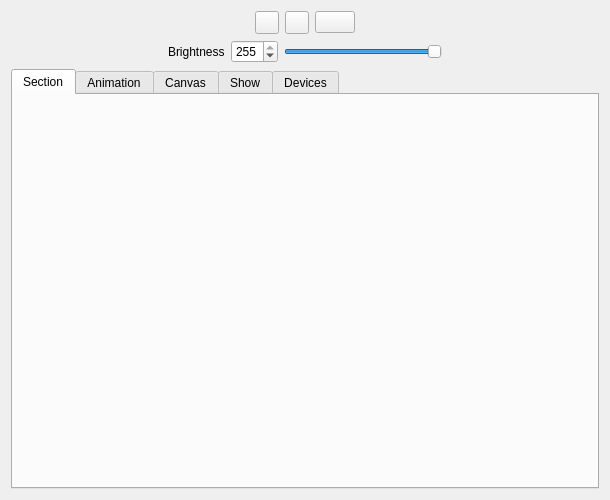
Qt form src/widget/maestrocontrolwidget.ui (8bitbuddhist/PixelMaestro-Studio) before a commit.
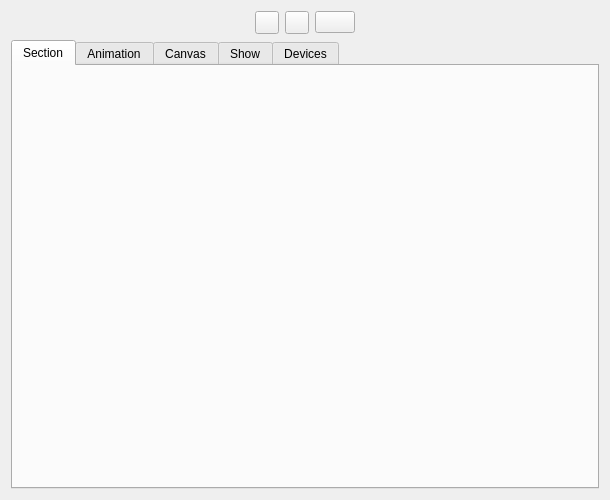
The same form after that commit. Icons and pictures are not drawn.

Commit message:
SectionControlWidget - Added brightness slider.
MaestroControlWidget - Removed brightness slider.
CanvasControlWidget - Fixed keyboard shortcuts not working due to
missing return.
PreferencesDialog - Added configurable event history size.
DeviceControlWidget - Fixed upload button not enabling after upload.

What changed in the file:
```diff
--- a/src/widget/maestrocontrolwidget.ui
+++ b/src/widget/maestrocontrolwidget.ui
@@ -249,66 +249,6 @@
      </item>
     </layout>
    </item>
-   <item row="1" column="0">
-    <layout class="QHBoxLayout" name="brightnessLayout">
-     <item>
-      <spacer name="horizontalSpacer_3">
-       <property name="orientation">
-        <enum>Qt::Horizontal</enum>
-       </property>
-       <property name="sizeHint" stdset="0">
-        <size>
-         <width>40</width>
-         <height>20</height>
-        </size>
-       </property>
-      </spacer>
-     </item>
-     <item>
-      <widget class="QLabel" name="label">
-       <property name="text">
-        <string>Brightness</string>
-       </property>
-      </widget>
-     </item>
-     <item>
-      <widget class="QSpinBox" name="brightnessSpinBox">
-       <property name="maximum">
-        <number>255</number>
-       </property>
-       <property name="value">
-        <number>255</number>
-       </property>
-      </widget>
-     </item>
-     <item>
-      <widget class="QSlider" name="brightnessSlider">
-       <property name="maximum">
-        <number>255</number>
-       </property>
-       <property name="value">
-        <number>255</number>
-       </property>
-       <property name="orientation">
-        <enum>Qt::Horizontal</enum>
-       </property>
-      </widget>
-     </item>
-     <item>
-      <spacer name="horizontalSpacer_4">
-       <property name="orientation">
-        <enum>Qt::Horizontal</enum>
-       </property>
-       <property name="sizeHint" stdset="0">
-        <size>
-         <width>40</width>
-         <height>20</height>
-        </size>
-       </property>
-      </spacer>
-     </item>
-    </layout>
-   </item>
   </layout>
  </widget>
  <tabstops>
```
Left out of the diff: 2 changed lines with no effect on the pictures. The commit also changes 21 other files.
